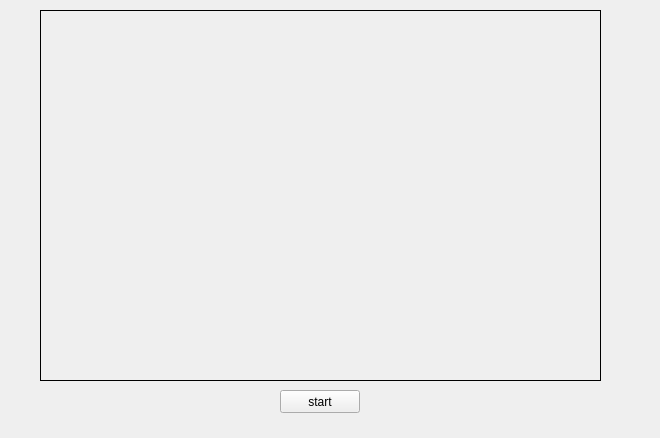
Qt form heart_rate/qcvwidget.ui (Douissi/HeartRate) before a commit.
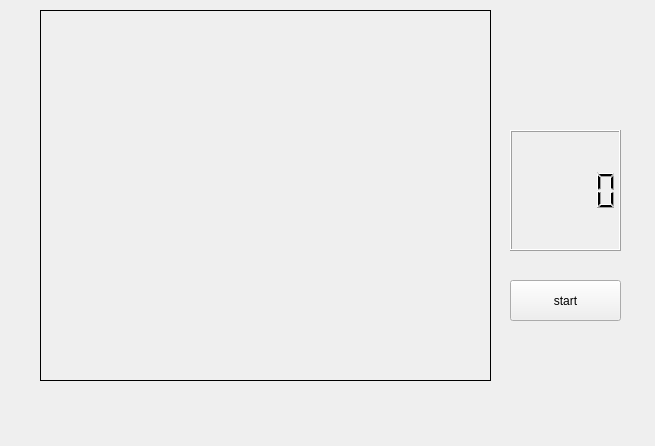
The same form after that commit.

The edit to the form file:
```diff
--- a/heart_rate/qcvwidget.ui
+++ b/heart_rate/qcvwidget.ui
@@ -6,8 +6,8 @@
    <rect>
     <x>0</x>
     <y>0</y>
-    <width>660</width>
-    <height>438</height>
+    <width>655</width>
+    <height>446</height>
    </rect>
   </property>
   <property name="windowTitle">
@@ -18,7 +18,7 @@
     <rect>
      <x>40</x>
      <y>10</y>
-     <width>561</width>
+     <width>451</width>
      <height>371</height>
     </rect>
    </property>
@@ -32,16 +32,26 @@
   <widget class="QPushButton" name="pushButtonPlay">
    <property name="geometry">
     <rect>
-     <x>280</x>
-     <y>390</y>
-     <width>80</width>
-     <height>23</height>
+     <x>510</x>
+     <y>280</y>
+     <width>111</width>
+     <height>41</height>
     </rect>
    </property>
    <property name="text">
     <string>start</string>
    </property>
   </widget>
+  <widget class="QLCDNumber" name="lcdNumber">
+   <property name="geometry">
+    <rect>
+     <x>510</x>
+     <y>130</y>
+     <width>111</width>
+     <height>121</height>
+    </rect>
+   </property>
+  </widget>
  </widget>
  <resources/>
  <connections/>
```
